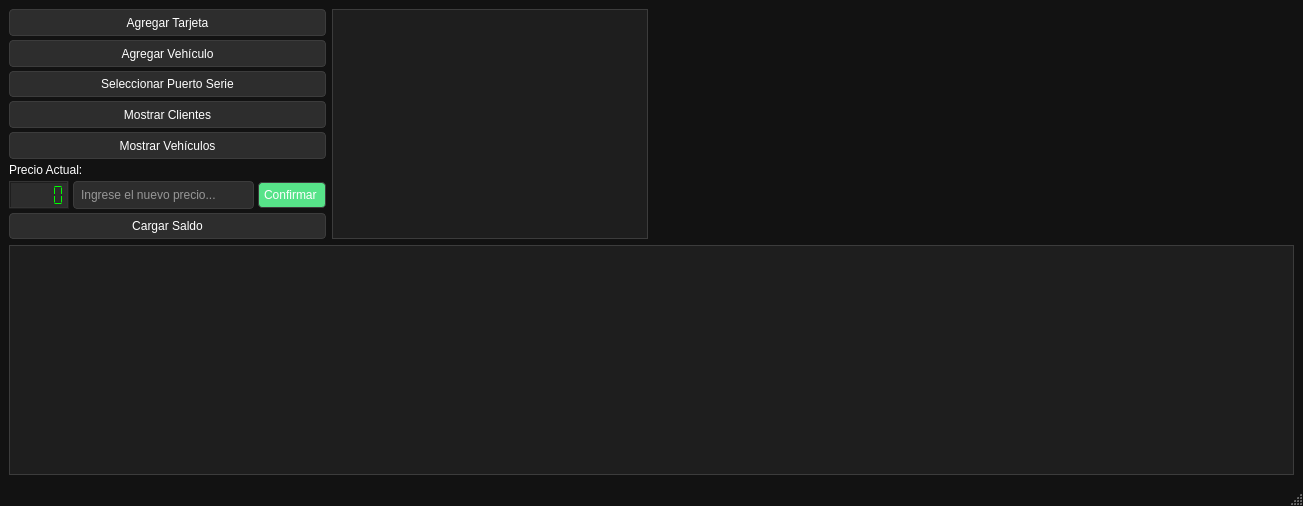
Qt form mainwindow.ui (ffpp2003/SAPEIClient) before a commit.
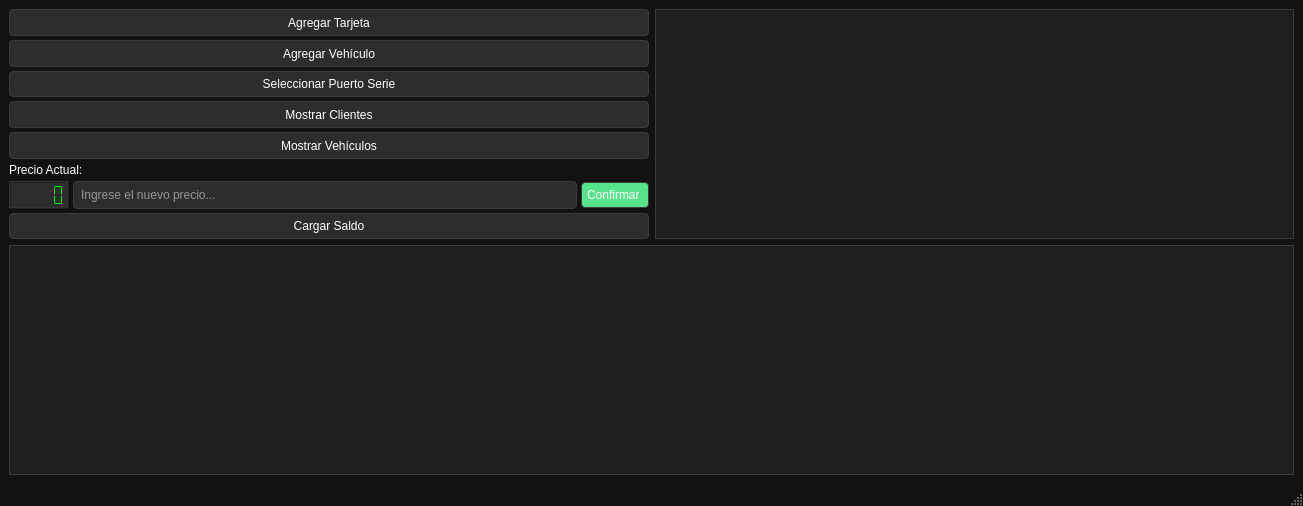
The same form after that commit.

The edit to the form file:
```diff
--- a/mainwindow.ui
+++ b/mainwindow.ui
@@ -224,19 +224,6 @@
         </property>
        </widget>
       </item>
-      <item>
-       <widget class="QLabel" name="utnLogo">
-        <property name="minimumSize">
-         <size>
-          <width>640</width>
-          <height>0</height>
-         </size>
-        </property>
-        <property name="toolTip">
-         <string>Logo Animado</string>
-        </property>
-       </widget>
-      </item>
      </layout>
     </item>
     <item>
```
